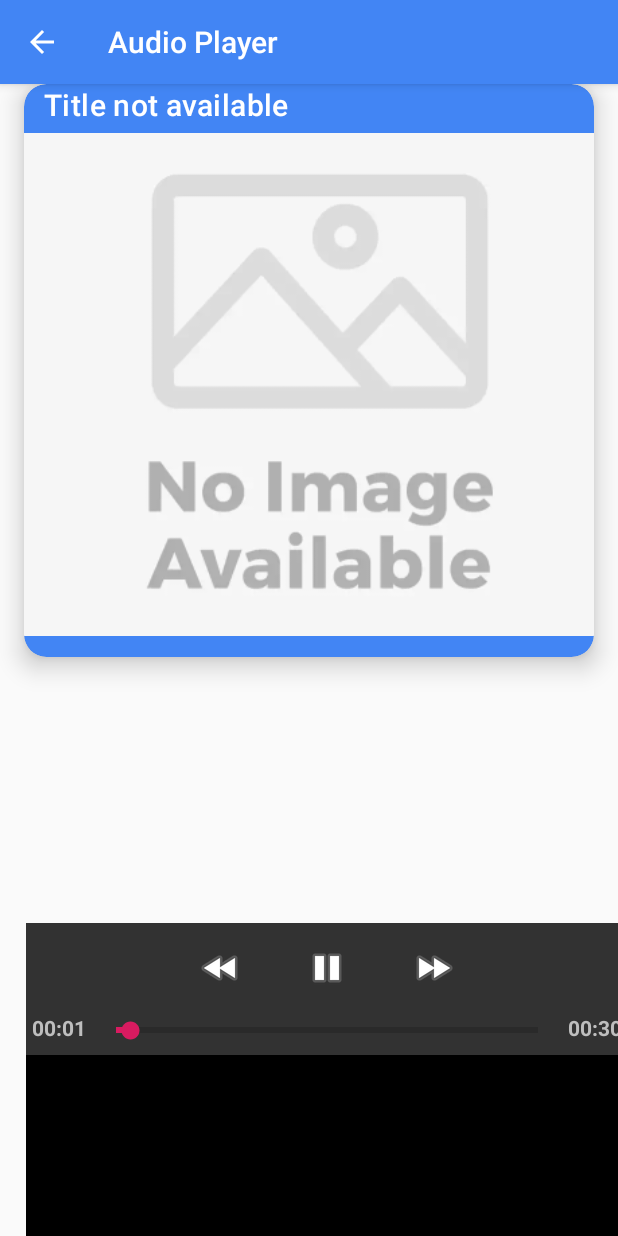
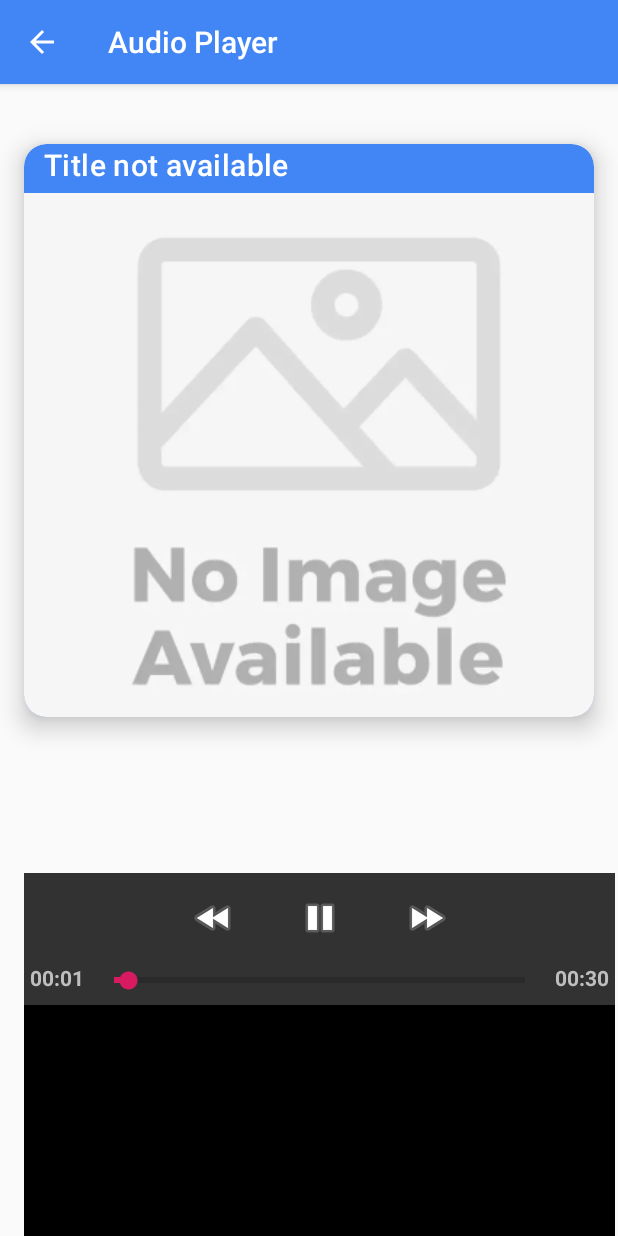
Before and after one commit to dariofugale95/android-beacon-museum-v2, an Android app: the AudioActivity screen opened directly, with no data from a screen before it, on a phone screen of 412 x 824 dp. Run offline under Robolectric (Android 15) with nearby library versions, the phone set to English and light mode, and no system bars; our stand-ins replace Picasso; pictures from the network do not load.

Commit message:
audio player layout ok

```diff
--- a/SmartMuseum/app/src/main/res/layout/audio_artwork_player.xml
+++ b/SmartMuseum/app/src/main/res/layout/audio_artwork_player.xml
@@ -1,4 +1,3 @@
-
 <androidx.cardview.widget.CardView xmlns:android="http://schemas.android.com/apk/res/android"
     xmlns:app="http://schemas.android.com/apk/res-auto"
     xmlns:tools="http://schemas.android.com/tools"
@@ -6,8 +5,9 @@
     android:layout_width="match_parent"
     android:layout_height="wrap_content"
     android:layout_marginStart="16dp"
+    android:layout_marginTop="40dp"
     android:layout_marginEnd="16dp"
-    android:layout_marginBottom="12dp"
+    android:layout_marginBottom="16dp"
     android:clickable="true"
     android:focusable="true"
     android:foreground="?attr/selectableItemBackground"
@@ -39,30 +39,30 @@
         <ImageView
             android:id="@+id/audioImageView"
             android:layout_width="match_parent"
-            android:layout_height="335dp"
+            android:layout_height="362dp"
             android:layout_marginTop="5dp"
             android:contentDescription="@string/app_name"
+
             app:srcCompat="@mipmap/no_image" />
 
-        <androidx.constraintlayout.widget.ConstraintLayout
-            android:layout_width="404dp"
-            android:layout_height="407dp">
+        <androidx.cardview.widget.CardView
+            android:layout_width="match_parent"
+            android:layout_height="match_parent"
+            android:layout_marginTop="60dp"
+            android:layout_marginBottom="138dp"
+            app:cardCornerRadius="30dp">
 
             <View
                 android:id="@+id/viewAudio"
-                android:layout_width="401dp"
-                android:layout_height="99dp"
-                android:layout_marginStart="1dp"
-                android:layout_marginLeft="1dp"
-                android:layout_marginTop="180dp"
-                android:layout_marginEnd="2dp"
-                android:layout_marginRight="2dp"
-                android:layout_marginBottom="128dp"
+                android:layout_width="match_parent"
+                android:layout_height="103dp"
+                android:layout_marginTop="16dp"
                 app:layout_constraintBottom_toBottomOf="parent"
                 app:layout_constraintEnd_toEndOf="parent"
                 app:layout_constraintStart_toStartOf="parent"
                 app:layout_constraintTop_toTopOf="parent" />
-        </androidx.constraintlayout.widget.ConstraintLayout>
+
+        </androidx.cardview.widget.CardView>
 
     </LinearLayout>
 
```
